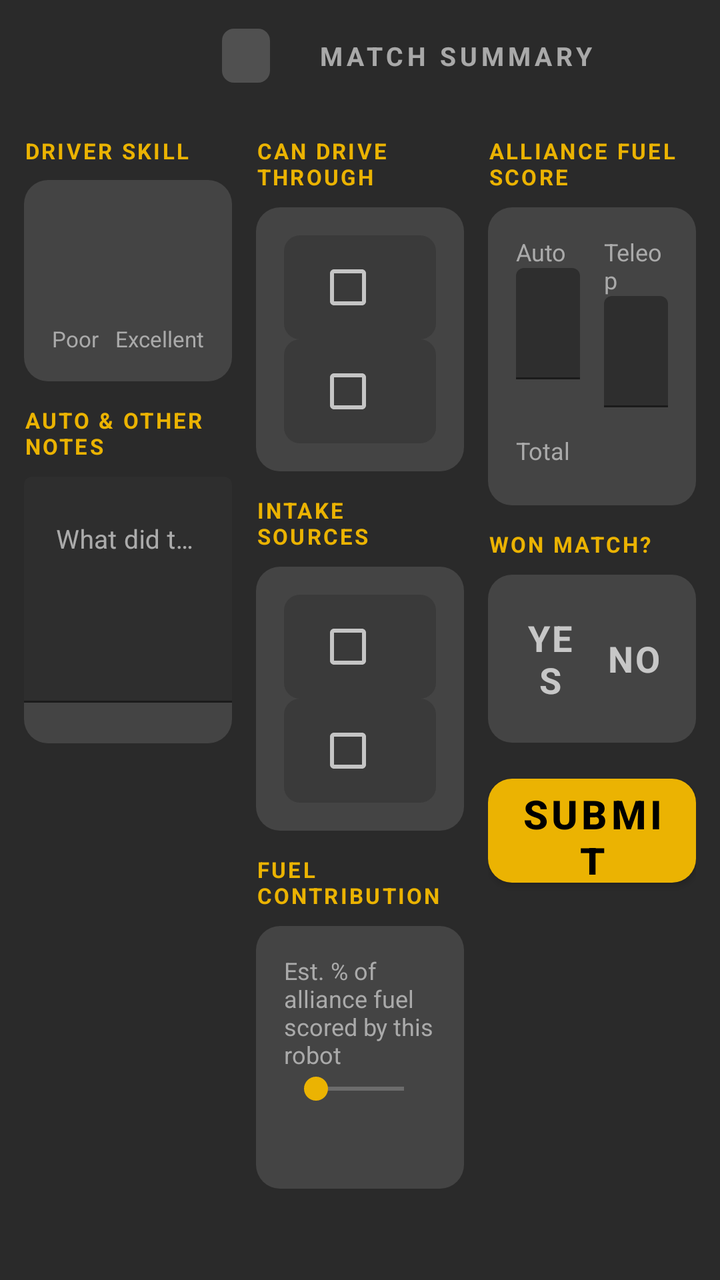
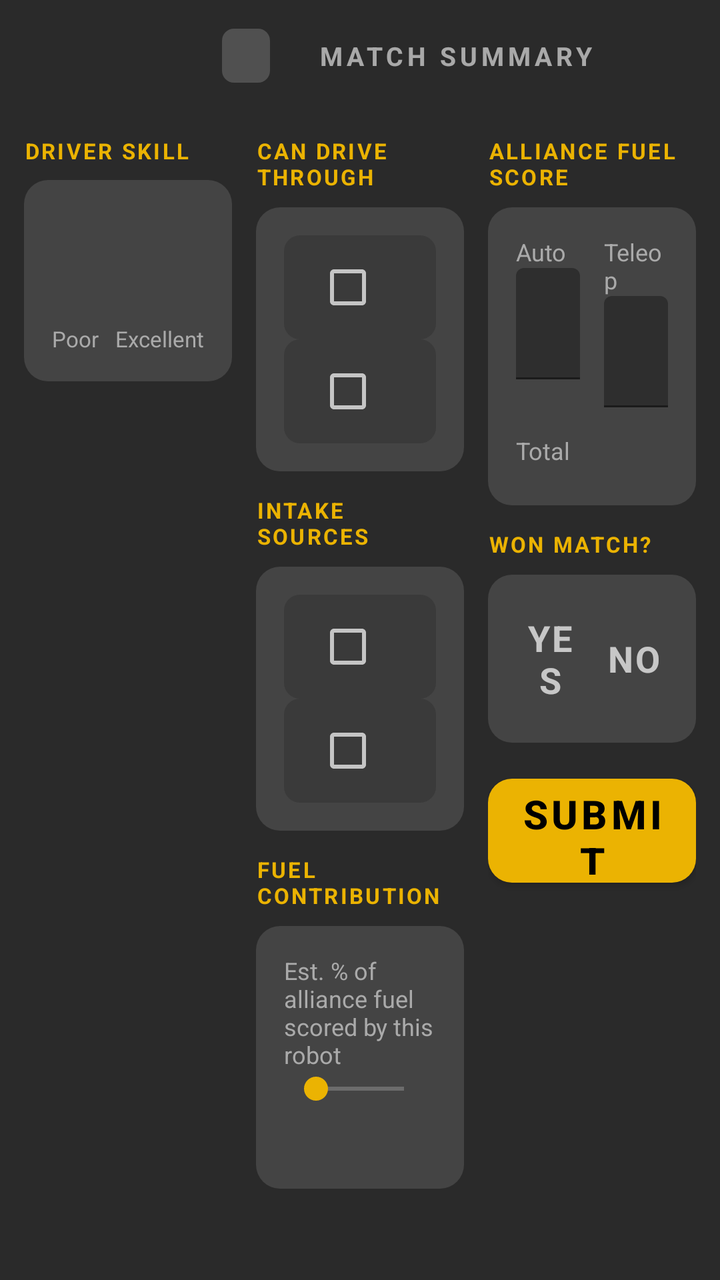

The first picture is an Android layout as it rendered before a commit; the second is the same layout after the commit. The layout source and the unified diff follow.
<!-- AndroidManifest.xml: application theme Theme.ScoutingApp -->
<!-- res/layout/stage_summary.xml -->
<?xml version="1.0" encoding="utf-8"?>
<ScrollView xmlns:android="http://schemas.android.com/apk/res/android"
    xmlns:app="http://schemas.android.com/apk/res-auto"
    android:layout_width="match_parent"
    android:layout_height="match_parent"
    android:background="@color/bg">

    <LinearLayout
        android:layout_width="match_parent"
        android:layout_height="wrap_content"
        android:orientation="vertical">

        
        <LinearLayout
            android:id="@+id/banner"
            android:layout_width="match_parent"
            android:layout_height="56dp"
            android:orientation="horizontal"
            android:gravity="center">

            <TextView
                android:id="@+id/tv_position_label"
                android:layout_width="wrap_content"
                android:layout_height="wrap_content"
                android:textColor="#BFFFFFFF"
                android:textStyle="bold"
                android:textSize="16sp"
                android:letterSpacing="0.2" />

            <TextView
                android:layout_width="24dp"
                android:layout_height="wrap_content" />

            <TextView
                android:id="@+id/tv_team_banner"
                android:layout_width="wrap_content"
                android:layout_height="wrap_content"
                android:textColor="@android:color/white"
                android:textStyle="bold"
                android:textSize="26sp" />

            <TextView
                android:layout_width="24dp"
                android:layout_height="wrap_content" />

            <TextView
                android:id="@+id/tv_quals_badge"
                android:layout_width="wrap_content"
                android:layout_height="wrap_content"
                android:textColor="@android:color/white"
                android:textStyle="bold"
                android:textSize="14sp"
                android:background="@drawable/bg_translucent_white_6"
                android:paddingHorizontal="12dp"
                android:paddingVertical="4dp" />

            <TextView
                android:layout_width="24dp"
                android:layout_height="wrap_content" />

            <TextView
                android:layout_width="wrap_content"
                android:layout_height="wrap_content"
                android:text="MATCH SUMMARY"
                android:textColor="#99FFFFFF"
                android:textStyle="bold"
                android:textSize="13sp"
                android:letterSpacing="0.15" />
        </LinearLayout>

        
        <LinearLayout
            android:layout_width="match_parent"
            android:layout_height="wrap_content"
            android:orientation="horizontal"
            android:padding="12dp"
            android:baselineAligned="false">

            
            <LinearLayout
                android:layout_width="0dp"
                android:layout_weight="1"
                android:layout_height="wrap_content"
                android:orientation="vertical"
                android:layout_marginEnd="6dp">

                <include layout="@layout/section_card_header" android:id="@+id/card_driver_skill" />
                <LinearLayout
                    android:layout_width="match_parent"
                    android:layout_height="wrap_content"
                    android:orientation="vertical"
                    android:background="@drawable/bg_card_12"
                    android:padding="14dp"
                    android:layout_marginTop="-1dp"
                    android:layout_marginBottom="12dp">

                    <LinearLayout
                        android:id="@+id/row_driver_skill"
                        android:layout_width="match_parent"
                        android:layout_height="52dp"
                        android:orientation="horizontal" />

                    <LinearLayout
                        android:layout_width="match_parent"
                        android:layout_height="wrap_content"
                        android:orientation="horizontal"
                        android:layout_marginTop="6dp">

                        <TextView android:layout_width="0dp" android:layout_weight="1" android:layout_height="wrap_content"
                            android:text="Poor" android:textColor="@color/text_dim" android:textSize="11sp" />
                        <TextView android:layout_width="wrap_content" android:layout_height="wrap_content"
                            android:text="Excellent" android:textColor="@color/text_dim" android:textSize="11sp" />
                    </LinearLayout>
                </LinearLayout>

                <TextView
                    android:layout_width="wrap_content"
                    android:layout_height="wrap_content"
                    android:text="AUTO &amp; OTHER NOTES"
                    android:textColor="@color/accent"
                    android:textStyle="bold"
                    android:textSize="11sp"
                    android:letterSpacing="0.1"
                    android:layout_marginBottom="8dp" />

                <com.google.android.material.textfield.TextInputLayout
                    android:layout_width="match_parent"
                    android:layout_height="wrap_content"
                    android:background="@drawable/bg_card_12"
                    app:boxStrokeColor="@color/accent"
                    app:errorEnabled="true">
                    <com.google.android.material.textfield.TextInputEditText
                        android:id="@+id/et_notes"
                        android:layout_width="match_parent"
                        android:layout_height="wrap_content"
                        android:minLines="5"
                        android:maxLines="8"
                        android:gravity="top"
                        android:hint="What did the robot do in auto? Also, put general observations."
                        android:textColor="@color/text"
                        android:textColorHint="@color/text_dim"
                        android:textSize="13sp" />
                </com.google.android.material.textfield.TextInputLayout>

                <TextView
                    android:id="@+id/tv_notes_required_hint"
                    android:layout_width="wrap_content"
                    android:layout_height="wrap_content"
                    android:text="Required before submitting"
                    android:textColor="@color/error_red"
                    android:textSize="11sp"
                    android:layout_marginTop="4dp"
                    android:visibility="gone" />
            </LinearLayout>

            
            <LinearLayout
                android:layout_width="0dp"
                android:layout_weight="1"
                android:layout_height="wrap_content"
                android:orientation="vertical"
                android:layout_marginHorizontal="6dp">

                <TextView
                    android:layout_width="wrap_content"
                    android:layout_height="wrap_content"
                    android:text="CAN DRIVE THROUGH"
                    android:textColor="@color/accent"
                    android:textStyle="bold"
                    android:textSize="11sp"
                    android:letterSpacing="0.1"
                    android:layout_marginBottom="8dp" />

                <LinearLayout
                    android:layout_width="match_parent"
                    android:layout_height="wrap_content"
                    android:orientation="vertical"
                    android:background="@drawable/bg_card_12"
                    android:padding="14dp"
                    android:layout_marginBottom="12dp">

                    <include layout="@layout/row_big_check" android:id="@+id/check_trench" />
                    <include layout="@layout/row_big_check" android:id="@+id/check_bump"
                        android:layout_marginTop="6dp" />
                </LinearLayout>

                <TextView
                    android:layout_width="wrap_content"
                    android:layout_height="wrap_content"
                    android:text="INTAKE SOURCES"
                    android:textColor="@color/accent"
                    android:textStyle="bold"
                    android:textSize="11sp"
                    android:letterSpacing="0.1"
                    android:layout_marginBottom="8dp" />

                <LinearLayout
                    android:layout_width="match_parent"
                    android:layout_height="wrap_content"
                    android:orientation="vertical"
                    android:background="@drawable/bg_card_12"
                    android:padding="14dp"
                    android:layout_marginBottom="12dp">

                    <include layout="@layout/row_big_check" android:id="@+id/check_ground_intake" />
                    <include layout="@layout/row_big_check" android:id="@+id/check_station"
                        android:layout_marginTop="6dp" />
                </LinearLayout>

                <TextView
                    android:layout_width="wrap_content"
                    android:layout_height="wrap_content"
                    android:text="FUEL CONTRIBUTION"
                    android:textColor="@color/accent"
                    android:textStyle="bold"
                    android:textSize="11sp"
                    android:letterSpacing="0.1"
                    android:layout_marginBottom="8dp" />

                <LinearLayout
                    android:layout_width="match_parent"
                    android:layout_height="wrap_content"
                    android:orientation="vertical"
                    android:background="@drawable/bg_card_12"
                    android:padding="14dp">

                    <TextView
                        android:layout_width="match_parent"
                        android:layout_height="wrap_content"
                        android:text="Est. % of alliance fuel scored by this robot"
                        android:textColor="@color/text_dim"
                        android:textSize="12sp" />

                    <SeekBar
                        android:id="@+id/seek_fuel_percent"
                        android:layout_width="match_parent"
                        android:layout_height="wrap_content"
                        android:max="100" />

                    <TextView
                        android:id="@+id/tv_fuel_percent"
                        android:layout_width="wrap_content"
                        android:layout_height="wrap_content"
                        android:layout_gravity="center_horizontal"
                        android:textColor="@color/text"
                        android:textStyle="bold"
                        android:textSize="20sp" />

                    <TextView
                        android:id="@+id/tv_fuel_percent_required_hint"
                        android:layout_width="match_parent"
                        android:layout_height="wrap_content"
                        android:text="Drag the slider at least once before submitting"
                        android:textColor="@color/error_red"
                        android:textSize="11sp"
                        android:layout_marginTop="4dp"
                        android:visibility="gone" />
                </LinearLayout>
            </LinearLayout>

            
            <LinearLayout
                android:layout_width="0dp"
                android:layout_weight="1"
                android:layout_height="wrap_content"
                android:orientation="vertical"
                android:layout_marginStart="6dp">

                <TextView
                    android:layout_width="wrap_content"
                    android:layout_height="wrap_content"
                    android:text="ALLIANCE FUEL SCORE"
                    android:textColor="@color/accent"
                    android:textStyle="bold"
                    android:textSize="11sp"
                    android:letterSpacing="0.1"
                    android:layout_marginBottom="8dp" />

                <LinearLayout
                    android:layout_width="match_parent"
                    android:layout_height="wrap_content"
                    android:orientation="vertical"
                    android:background="@drawable/bg_card_12"
                    android:padding="14dp"
                    android:layout_marginBottom="12dp">

                    <LinearLayout
                        android:layout_width="match_parent"
                        android:layout_height="wrap_content"
                        android:orientation="horizontal">

                        <LinearLayout
                            android:layout_width="0dp"
                            android:layout_weight="1"
                            android:layout_height="wrap_content"
                            android:orientation="vertical"
                            android:layout_marginEnd="6dp">

                            <TextView android:layout_width="wrap_content" android:layout_height="wrap_content"
                                android:text="Auto" android:textColor="@color/text_dim" android:textSize="12sp" />

                            <com.google.android.material.textfield.TextInputLayout
                                android:layout_width="match_parent"
                                android:layout_height="wrap_content"
                                app:boxStrokeColor="@color/accent">
                                <com.google.android.material.textfield.TextInputEditText
                                    android:id="@+id/et_auto_fuel_score"
                                    android:layout_width="match_parent"
                                    android:layout_height="wrap_content"
                                    android:inputType="number"
                                    android:hint="Enter score"
                                    android:textColor="@color/text" />
                            </com.google.android.material.textfield.TextInputLayout>
                        </LinearLayout>

                        <LinearLayout
                            android:layout_width="0dp"
                            android:layout_weight="1"
                            android:layout_height="wrap_content"
                            android:orientation="vertical"
                            android:layout_marginStart="6dp">

                            <TextView android:layout_width="wrap_content" android:layout_height="wrap_content"
                                android:text="Teleop" android:textColor="@color/text_dim" android:textSize="12sp" />

                            <com.google.android.material.textfield.TextInputLayout
                                android:layout_width="match_parent"
                                android:layout_height="wrap_content"
                                app:boxStrokeColor="@color/accent">
                                <com.google.android.material.textfield.TextInputEditText
                                    android:id="@+id/et_teleop_fuel_score"
                                    android:layout_width="match_parent"
                                    android:layout_height="wrap_content"
                                    android:inputType="number"
                                    android:hint="Enter score"
                                    android:textColor="@color/text" />
                            </com.google.android.material.textfield.TextInputLayout>
                        </LinearLayout>
                    </LinearLayout>

                    <LinearLayout
                        android:layout_width="match_parent"
                        android:layout_height="wrap_content"
                        android:orientation="horizontal"
                        android:gravity="center_vertical"
                        android:layout_marginTop="8dp">

                        <TextView android:layout_width="0dp" android:layout_weight="1" android:layout_height="wrap_content"
                            android:text="Total" android:textColor="@color/text_dim" android:textSize="12sp" />

                        <TextView
                            android:id="@+id/tv_fuel_total"
                            android:layout_width="wrap_content"
                            android:layout_height="wrap_content"
                            android:textStyle="bold"
                            android:textSize="20sp" />
                    </LinearLayout>

                    <TextView
                        android:id="@+id/tv_fuel_required_hint"
                        android:layout_width="match_parent"
                        android:layout_height="wrap_content"
                        android:text="Both fields required before submitting"
                        android:textColor="@color/error_red"
                        android:textSize="11sp"
                        android:layout_marginTop="4dp"
                        android:visibility="gone" />
                </LinearLayout>

                <TextView
                    android:layout_width="wrap_content"
                    android:layout_height="wrap_content"
                    android:text="WON MATCH?"
                    android:textColor="@color/accent"
                    android:textStyle="bold"
                    android:textSize="11sp"
                    android:letterSpacing="0.1"
                    android:layout_marginBottom="8dp" />

                <LinearLayout
                    android:layout_width="match_parent"
                    android:layout_height="wrap_content"
                    android:orientation="vertical"
                    android:background="@drawable/bg_card_12"
                    android:padding="14dp"
                    android:layout_marginBottom="12dp">

                    <LinearLayout
                        android:layout_width="match_parent"
                        android:layout_height="56dp"
                        android:orientation="horizontal">

                        <TextView
                            android:id="@+id/btn_won_yes"
                            android:layout_width="0dp"
                            android:layout_weight="1"
                            android:layout_height="match_parent"
                            android:layout_marginEnd="4dp"
                            android:gravity="center"
                            android:text="YES"
                            android:textStyle="bold"
                            android:textSize="18sp"
                            android:letterSpacing="0.05" />

                        <TextView
                            android:id="@+id/btn_won_no"
                            android:layout_width="0dp"
                            android:layout_weight="1"
                            android:layout_height="match_parent"
                            android:layout_marginStart="4dp"
                            android:gravity="center"
                            android:text="NO"
                            android:textStyle="bold"
                            android:textSize="18sp"
                            android:letterSpacing="0.05" />
                    </LinearLayout>

                    <TextView
                        android:id="@+id/tv_won_required_hint"
                        android:layout_width="match_parent"
                        android:layout_height="wrap_content"
                        android:text="Required before submitting"
                        android:textColor="@color/error_red"
                        android:textSize="11sp"
                        android:layout_marginTop="4dp"
                        android:visibility="gone" />
                </LinearLayout>

                <com.google.android.material.button.MaterialButton
                    android:id="@+id/btn_submit"
                    android:layout_width="match_parent"
                    android:layout_height="64dp"
                    android:text="Submit Match Data"
                    android:textColor="@color/black"
                    android:textStyle="bold"
                    android:textSize="20sp"
                    app:backgroundTint="@color/accent"
                    app:cornerRadius="12dp" />

                <ProgressBar
                    android:id="@+id/progress_submitting"
                    android:layout_width="22dp"
                    android:layout_height="22dp"
                    android:layout_gravity="center_horizontal"
                    android:layout_marginTop="-48dp"
                    android:indeterminateTint="@color/black"
                    android:visibility="gone" />

                <TextView
                    android:id="@+id/tv_submit_locked_hint"
                    android:layout_width="wrap_content"
                    android:layout_height="wrap_content"
                    android:layout_gravity="center_horizontal"
                    android:text="Fill in all fields.."
                    android:textColor="@color/error_red"
                    android:textSize="12sp"
                    android:layout_marginTop="8dp"
                    android:visibility="gone" />
            </LinearLayout>
        </LinearLayout>
    </LinearLayout>
</ScrollView>
<!-- res/layout/section_card_header.xml (included above) -->
<?xml version="1.0" encoding="utf-8"?>
<TextView xmlns:android="http://schemas.android.com/apk/res/android"
    android:layout_width="wrap_content"
    android:layout_height="wrap_content"
    android:text="DRIVER SKILL"
    android:textColor="@color/accent"
    android:textStyle="bold"
    android:textSize="11sp"
    android:letterSpacing="0.1"
    android:layout_marginBottom="8dp" />
<!-- res/layout/row_big_check.xml (included above) -->
<?xml version="1.0" encoding="utf-8"?>
<LinearLayout xmlns:android="http://schemas.android.com/apk/res/android"
    android:layout_width="match_parent"
    android:layout_height="52dp"
    android:orientation="horizontal"
    android:gravity="center_vertical"
    android:paddingHorizontal="16dp"
    android:background="@drawable/bg_surface_8">

    <TextView
        android:id="@+id/check_label"
        android:layout_width="0dp"
        android:layout_weight="1"
        android:layout_height="wrap_content"
        android:textSize="15sp" />

    <CheckBox
        android:id="@+id/check_box"
        android:layout_width="wrap_content"
        android:layout_height="wrap_content"
        android:clickable="false"
        android:focusable="false" />
</LinearLayout>
<!-- resources referenced by this layout -->
<resources>
  <color name="accent">#FFEBB302</color>
  <color name="bg">#FF2A2A2A</color>
  <color name="black">#FF000000</color>
  <color name="error_red">#FFFF6B6B</color>
  <color name="text">#FFF0F0F0</color>
  <color name="text_dim">#FFAAAAAA</color>
  <!-- drawable bg_card_12 (drawable) -->
  <?xml version="1.0" encoding="utf-8"?>
  <shape xmlns:android="http://schemas.android.com/apk/res/android" android:shape="rectangle">
      <solid android:color="@color/card" />
      <corners android:radius="12dp" />
  </shape>
  <!-- drawable bg_surface_8 (drawable) -->
  <?xml version="1.0" encoding="utf-8"?>
  <shape xmlns:android="http://schemas.android.com/apk/res/android" android:shape="rectangle">
      <solid android:color="@color/surface" />
      <corners android:radius="8dp" />
  </shape>
  <!-- drawable bg_translucent_white_6 (drawable) -->
  <?xml version="1.0" encoding="utf-8"?>
  <shape xmlns:android="http://schemas.android.com/apk/res/android" android:shape="rectangle">
      <solid android:color="#2EFFFFFF" />
      <corners android:radius="6dp" />
  </shape>
  <style name="Theme.ScoutingApp" parent="Theme.MaterialComponents.NoActionBar">
          <item name="colorPrimary">@color/yellow</item>
          <item name="colorPrimaryDark">@color/black</item>
          <item name="colorAccent">@color/yellow</item>
          <item name="android:windowBackground">@color/scaffold_bg</item>
          <item name="android:textColorPrimary">@color/text</item>
      </style>
  <color name="card">#FF444444</color>
  <color name="surface">#FF3A3A3A</color>
  <color name="yellow">#FFEBB302</color>
  <color name="scaffold_bg">#FF1A1A1A</color>
</resources>

<!-- the commit's change to res/layout/stage_summary.xml (unified diff, before → after) -->
@@ -113,44 +113,6 @@
                     </LinearLayout>
                 </LinearLayout>
 
-                <TextView
-                    android:layout_width="wrap_content"
-                    android:layout_height="wrap_content"
-                    android:text="AUTO &amp; OTHER NOTES"
-                    android:textColor="@color/accent"
-                    android:textStyle="bold"
-                    android:textSize="11sp"
-                    android:letterSpacing="0.1"
-                    android:layout_marginBottom="8dp" />
-
-                <com.google.android.material.textfield.TextInputLayout
-                    android:layout_width="match_parent"
-                    android:layout_height="wrap_content"
-                    android:background="@drawable/bg_card_12"
-                    app:boxStrokeColor="@color/accent"
-                    app:errorEnabled="true">
-                    <com.google.android.material.textfield.TextInputEditText
-                        android:id="@+id/et_notes"
-                        android:layout_width="match_parent"
-                        android:layout_height="wrap_content"
-                        android:minLines="5"
-                        android:maxLines="8"
-                        android:gravity="top"
-                        android:hint="What did the robot do in auto? Also, put general observations."
-                        android:textColor="@color/text"
-                        android:textColorHint="@color/text_dim"
-                        android:textSize="13sp" />
-                </com.google.android.material.textfield.TextInputLayout>
-
-                <TextView
-                    android:id="@+id/tv_notes_required_hint"
-                    android:layout_width="wrap_content"
-                    android:layout_height="wrap_content"
-                    android:text="Required before submitting"
-                    android:textColor="@color/error_red"
-                    android:textSize="11sp"
-                    android:layout_marginTop="4dp"
-                    android:visibility="gone" />
             </LinearLayout>
 
             
